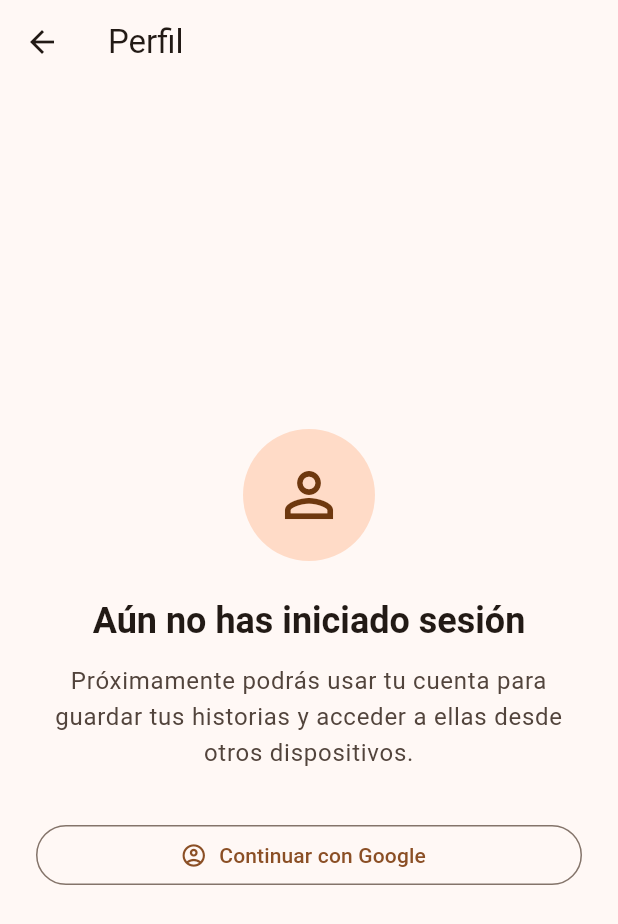
After one commit to ivanupvalencia-collab/family-stories-app, a Flutter app: the screen it shows after launch, after a tap on the "account circle" icon, on a phone screen of 412 x 824 dp. The commit adds this screen. Shown: the top 924 px of the screen. Run offline on Flutter 3.47's test engine with Material 3 defaults, Android fonts, the phone set to English and light mode, and no system bars; our stand-ins replace audioplayers, shared_preferences; missing offline and left inert: record.

Commit message:
Add profile screen for future authentication

```diff
--- a/lib/screens/home_screen.dart
+++ b/lib/screens/home_screen.dart
@@ -5,6 +5,7 @@ import '../services/family_member_storage.dart';
 import '../services/family_story_storage.dart';
 import 'add_family_member_screen.dart';
 import 'family_member_screen.dart';
+import 'profile_screen.dart';
 
 class HomeScreen extends StatefulWidget {
   const HomeScreen({
@@ -99,12 +100,27 @@ class _HomeScreenState extends State<HomeScreen> {
     );
   }
 
+  void _openProfile() {
+    Navigator.of(context)
+        .push(MaterialPageRoute(builder: (context) => const ProfileScreen()));
+  }
+
   @override
   Widget build(BuildContext context) {
     final theme = Theme.of(context);
     final textTheme = theme.textTheme;
 
     return Scaffold(
+      appBar: AppBar(
+        actions: [
+          IconButton(
+            onPressed: _openProfile,
+            tooltip: 'Perfil',
+            icon: const Icon(Icons.account_circle_outlined),
+          ),
+          const SizedBox(width: 8),
+        ],
+      ),
       body: SafeArea(
         child: Center(
           child: ConstrainedBox(
--- /dev/null
+++ b/lib/screens/profile_screen.dart
@@ -0,0 +1,67 @@
+import 'package:flutter/material.dart';
+
+class ProfileScreen extends StatelessWidget {
+  const ProfileScreen({super.key});
+
+  void _showComingSoon(BuildContext context) {
+    ScaffoldMessenger.of(context).showSnackBar(
+      const SnackBar(content: Text('Inicio de sesión próximamente')),
+    );
+  }
+
+  @override
+  Widget build(BuildContext context) {
+    final theme = Theme.of(context);
+
+    return Scaffold(
+      appBar: AppBar(title: const Text('Perfil')),
+      body: SafeArea(
+        child: Center(
+          child: ConstrainedBox(
+            constraints: const BoxConstraints(maxWidth: 640),
+            child: Padding(
+              padding: const EdgeInsets.all(24),
+              child: Column(
+                mainAxisAlignment: MainAxisAlignment.center,
+                crossAxisAlignment: CrossAxisAlignment.stretch,
+                children: [
+                  CircleAvatar(
+                    radius: 44,
+                    backgroundColor: theme.colorScheme.primaryContainer,
+                    child: Icon(
+                      Icons.person_outline,
+                      size: 48,
+                      color: theme.colorScheme.onPrimaryContainer,
+                    ),
+                  ),
+                  const SizedBox(height: 24),
+                  Text(
+                    'Aún no has iniciado sesión',
+                    textAlign: TextAlign.center,
+                    style: theme.textTheme.headlineSmall?.copyWith(
+                      fontWeight: FontWeight.w600,
+                    ),
+                  ),
+                  const SizedBox(height: 12),
+                  Text(
+                    'Próximamente podrás usar tu cuenta para guardar tus historias y acceder a ellas desde otros dispositivos.',
+                    textAlign: TextAlign.center,
+                    style: theme.textTheme.bodyLarge?.copyWith(
+                      color: theme.colorScheme.onSurfaceVariant,
+                    ),
+                  ),
+                  const SizedBox(height: 32),
+                  OutlinedButton.icon(
+                    onPressed: () => _showComingSoon(context),
+                    icon: const Icon(Icons.account_circle_outlined),
+                    label: const Text('Continuar con Google'),
+                  ),
+                ],
+              ),
+            ),
+          ),
+        ),
+      ),
+    );
+  }
+}
```
Also changed, not shown: 1 other file.
